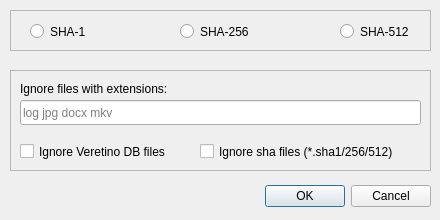
artemvlas/veretino, file src/settingdialog.ui: the form before one commit.
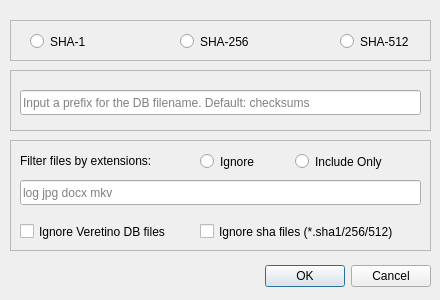
The form after the commit.

Commit message: custom db filename prefix added

Diff of the .ui file:
```diff
--- a/src/settingdialog.ui
+++ b/src/settingdialog.ui
@@ -7,7 +7,7 @@
     <x>0</x>
     <y>0</y>
     <width>440</width>
-    <height>220</height>
+    <height>300</height>
    </rect>
   </property>
   <property name="windowTitle">
@@ -17,7 +17,7 @@
    <property name="geometry">
     <rect>
      <x>250</x>
-     <y>180</y>
+     <y>260</y>
      <width>181</width>
      <height>32</height>
     </rect>
@@ -33,7 +33,7 @@
    <property name="geometry">
     <rect>
      <x>10</x>
-     <y>10</y>
+     <y>20</y>
      <width>421</width>
      <height>41</height>
     </rect>
@@ -88,9 +88,9 @@
    <property name="geometry">
     <rect>
      <x>10</x>
-     <y>70</y>
+     <y>140</y>
      <width>421</width>
-     <height>101</height>
+     <height>111</height>
     </rect>
    </property>
    <property name="frameShape">
@@ -104,19 +104,19 @@
      <rect>
       <x>10</x>
       <y>10</y>
-      <width>201</width>
-      <height>17</height>
+      <width>211</width>
+      <height>21</height>
      </rect>
     </property>
     <property name="text">
-     <string>Ignore files with extensions:</string>
+     <string>Filter files by extensions:</string>
     </property>
    </widget>
    <widget class="QLineEdit" name="inputIgnoreExtensions">
     <property name="geometry">
      <rect>
       <x>10</x>
-      <y>30</y>
+      <y>40</y>
       <width>401</width>
       <height>25</height>
      </rect>
@@ -135,7 +135,7 @@
     <property name="geometry">
      <rect>
       <x>10</x>
-      <y>70</y>
+      <y>80</y>
       <width>181</width>
       <height>23</height>
      </rect>
@@ -151,7 +151,7 @@
     <property name="geometry">
      <rect>
       <x>190</x>
-      <y>70</y>
+      <y>80</y>
       <width>231</width>
       <height>23</height>
      </rect>
@@ -161,6 +161,64 @@
     </property>
     <property name="text">
      <string>Ignore sha files (*.sha1/256/512)</string>
+    </property>
+   </widget>
+   <widget class="QRadioButton" name="radioButtonIgnore">
+    <property name="geometry">
+     <rect>
+      <x>190</x>
+      <y>10</y>
+      <width>96</width>
+      <height>23</height>
+     </rect>
+    </property>
+    <property name="text">
+     <string>Ignore</string>
+    </property>
+   </widget>
+   <widget class="QRadioButton" name="radioButtonOnly">
+    <property name="geometry">
+     <rect>
+      <x>285</x>
+      <y>10</y>
+      <width>121</width>
+      <height>23</height>
+     </rect>
+    </property>
+    <property name="text">
+     <string>Include Only</string>
+    </property>
+   </widget>
+  </widget>
+  <widget class="QFrame" name="frame_3">
+   <property name="geometry">
+    <rect>
+     <x>10</x>
+     <y>70</y>
+     <width>421</width>
+     <height>61</height>
+    </rect>
+   </property>
+   <property name="frameShape">
+    <enum>QFrame::StyledPanel</enum>
+   </property>
+   <property name="frameShadow">
+    <enum>QFrame::Raised</enum>
+   </property>
+   <widget class="QLineEdit" name="inputJsonFileNamePrefix">
+    <property name="geometry">
+     <rect>
+      <x>10</x>
+      <y>20</y>
+      <width>401</width>
+      <height>25</height>
+     </rect>
+    </property>
+    <property name="placeholderText">
+     <string>Input a prefix for the DB filename. Default: checksums</string>
+    </property>
+    <property name="clearButtonEnabled">
+     <bool>true</bool>
     </property>
    </widget>
   </widget>
```
Left out of the diff: 2 changed lines with no effect on the pictures. The commit also changes 6 other files.
